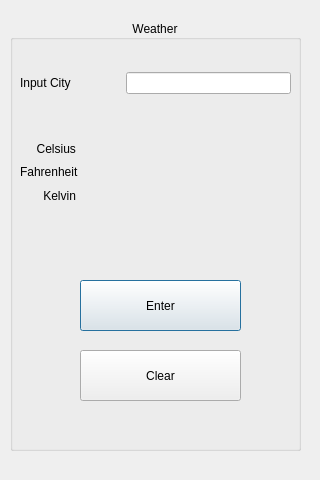
Qt form secondwindow.ui (Robnayr/qt_openweathermapAPI_client) before a commit.
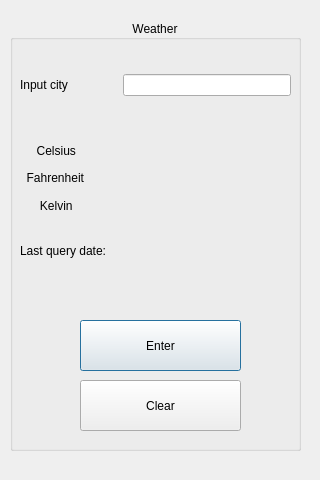
The same form after that commit. Icons and pictures are not drawn.

What changed in the file:
```diff
--- a/secondwindow.ui
+++ b/secondwindow.ui
@@ -40,6 +40,10 @@
      <height>431</height>
     </rect>
    </property>
+   <property name="styleSheet">
+    <string notr="true">
+font: 75 italic 10pt &quot;Rockwell&quot;;</string>
+   </property>
    <property name="title">
     <string>Weather</string>
    </property>
@@ -56,7 +60,7 @@
     <property name="geometry">
      <rect>
       <x>70</x>
-      <y>260</y>
+      <y>300</y>
       <width>161</width>
       <height>51</height>
      </rect>
@@ -69,7 +73,7 @@
     <property name="geometry">
      <rect>
       <x>70</x>
-      <y>330</y>
+      <y>360</y>
       <width>161</width>
       <height>51</height>
      </rect>
@@ -78,13 +82,13 @@
      <string>Clear</string>
     </property>
    </widget>
-   <widget class="QWidget" name="">
+   <widget class="QWidget" name="layoutWidget">
     <property name="geometry">
      <rect>
       <x>10</x>
       <y>120</y>
-      <width>63</width>
-      <height>64</height>
+      <width>87</width>
+      <height>76</height>
      </rect>
     </property>
     <layout class="QVBoxLayout" name="verticalLayout">
@@ -98,26 +102,26 @@
      <item>
       <widget class="QLabel" name="fahrenheitNameLabel">
        <property name="text">
-        <string>Fahrenheit</string>
+        <string>  Fahrenheit</string>
        </property>
       </widget>
      </item>
      <item>
       <widget class="QLabel" name="kelvinNameLabel">
        <property name="text">
-        <string>       Kelvin</string>
+        <string>      Kelvin</string>
        </property>
       </widget>
      </item>
     </layout>
    </widget>
-   <widget class="QWidget" name="">
+   <widget class="QWidget" name="layoutWidget">
     <property name="geometry">
      <rect>
       <x>120</x>
       <y>120</y>
       <width>81</width>
-      <height>64</height>
+      <height>76</height>
      </rect>
     </property>
     <layout class="QVBoxLayout" name="verticalLayout_2">
@@ -144,13 +148,13 @@
      </item>
     </layout>
    </widget>
-   <widget class="QWidget" name="">
+   <widget class="QWidget" name="layoutWidget">
     <property name="geometry">
      <rect>
       <x>10</x>
       <y>50</y>
       <width>271</width>
-      <height>26</height>
+      <height>30</height>
      </rect>
     </property>
     <layout class="QHBoxLayout" name="horizontalLayout">
@@ -160,7 +164,7 @@
      <item>
       <widget class="QLabel" name="JustLabel">
        <property name="text">
-        <string>Input City</string>
+        <string>Input city</string>
        </property>
       </widget>
      </item>
@@ -169,6 +173,33 @@
      </item>
     </layout>
    </widget>
+   <widget class="QLabel" name="lastQueryTextLabel">
+    <property name="geometry">
+     <rect>
+      <x>10</x>
+      <y>220</y>
+      <width>121</width>
+      <height>21</height>
+     </rect>
+    </property>
+    <property name="text">
+     <string>Last query date:</string>
+    </property>
+   </widget>
+   <widget class="QTextBrowser" name="dateLabel">
+    <property name="geometry">
+     <rect>
+      <x>140</x>
+      <y>210</y>
+      <width>111</width>
+      <height>51</height>
+     </rect>
+    </property>
+    <property name="styleSheet">
+     <string notr="true">background: transparent;
+border: 0px;</string>
+    </property>
+   </widget>
   </widget>
  </widget>
  <resources/>
```
Left out of the diff: 6 changed lines with no effect on the pictures.
